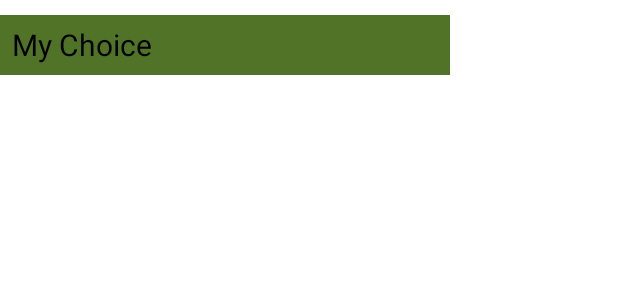
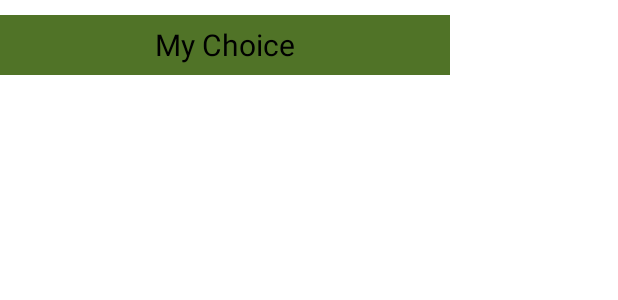
Before and after one commit to lasyanandyala/FireBaseLesson, an Android app: the layout custom_spinner_dropdown_row.xml on its own in the app's theme, with its tools: preview values and no code run, on a phone screen of 412 x 824 dp. Shown: the top 300 px of the screen. Run offline under Robolectric (Android 15) with nearby library versions, the phone set to English and light mode, and no system bars.

Commit message:
Fixed the Spinner Problems

```diff
--- a/MyMemoryBox/app/src/main/AndroidManifest.xml
+++ b/MyMemoryBox/app/src/main/AndroidManifest.xml
@@ -18,7 +18,7 @@
             android:exported="false" />
         <activity
             android:name=".SelectActionActivity"
-            android:exported="true" />
+            android:exported="false" />
         <activity
             android:name=".SignInActivity"
             android:exported="true">
--- a/MyMemoryBox/app/src/main/java/com/example/mymemorybox/AddMemoryActivity.java
+++ b/MyMemoryBox/app/src/main/java/com/example/mymemorybox/AddMemoryActivity.java
@@ -36,7 +36,7 @@ public class AddMemoryActivity extends AppCompatActivity implements AdapterView.
         spinner.setAdapter(adapter);
         spinner.setOnItemSelectedListener(this);
 
-        Intent intent = getIntent();
+       // Intent intent = getIntent();
     }
     @Override
     public void onItemSelected(AdapterView<?> parent, View view, int position, long id) {
--- a/MyMemoryBox/app/src/main/java/com/example/mymemorybox/SelectActionActivity.java
+++ b/MyMemoryBox/app/src/main/java/com/example/mymemorybox/SelectActionActivity.java
@@ -31,4 +31,5 @@ public class SelectActionActivity extends AppCompatActivity {
         Intent intent = new Intent(SelectActionActivity.this, SignInActivity.class);
         startActivity(intent);
     }
+
 }
--- a/MyMemoryBox/app/src/main/res/layout/activity_fire_base_helper.xml
+++ b/MyMemoryBox/app/src/main/res/layout/activity_fire_base_helper.xml
@@ -4,6 +4,6 @@
     xmlns:tools="http://schemas.android.com/tools"
     android:layout_width="match_parent"
     android:layout_height="match_parent"
-    tools:context=".FireBaseHelper">
+    tools:context=".FirebaseHelper">
 
 </androidx.constraintlayout.widget.ConstraintLayout>
--- a/MyMemoryBox/app/src/main/res/layout/activity_select_action.xml
+++ b/MyMemoryBox/app/src/main/res/layout/activity_select_action.xml
@@ -22,8 +22,8 @@
         android:layout_width="wrap_content"
         android:layout_height="wrap_content"
         android:layout_marginTop="24dp"
+        android:onClick="addMemories"
         android:text="Add a Memory"
-        android:onClick="addMemories"
         app:layout_constraintEnd_toEndOf="parent"
         app:layout_constraintHorizontal_bias="0.505"
         app:layout_constraintStart_toStartOf="parent"
--- a/MyMemoryBox/app/src/main/res/layout/custom_spinner_dropdown_row.xml
+++ b/MyMemoryBox/app/src/main/res/layout/custom_spinner_dropdown_row.xml
@@ -1,7 +1,4 @@
 <?xml version="1.0" encoding="utf-8"?>
-<androidx.appcompat.widget.LinearLayoutCompat xmlns:android="http://schemas.android.com/apk/res/android"
-    android:layout_width="match_parent"
-    android:layout_height="match_parent">
 <TextView
     xmlns:android="http://schemas.android.com/apk/res/android"
     android:id="@+id/priorityChosen"
@@ -12,8 +9,7 @@
     android:padding="@dimen/padding"
     android:background="@color/teal_700"
     android:textColor="@color/black"
+    android:gravity="center"
     android:textSize="@dimen/fontRegular"
     android:layout_marginTop="@dimen/margin"
     />
-
-</androidx.appcompat.widget.LinearLayoutCompat>
--- a/MyMemoryBox/app/src/main/res/layout/spinner_list.xml
+++ b/MyMemoryBox/app/src/main/res/layout/spinner_list.xml
@@ -1,7 +1,4 @@
 <?xml version="1.0" encoding="utf-8"?>
-<androidx.appcompat.widget.LinearLayoutCompat xmlns:android="http://schemas.android.com/apk/res/android"
-    android:layout_width="match_parent"
-    android:layout_height="match_parent">
 <TextView
     xmlns:android="http://schemas.android.com/apk/res/android"
     android:id="@+id/priorityChosen"
@@ -15,4 +12,3 @@
     android:textSize="@dimen/fontRegular"
     android:layout_marginTop="@dimen/margin"
     />
-</androidx.appcompat.widget.LinearLayoutCompat>
```
Lines whose indentation alone changed are shown as unchanged.
